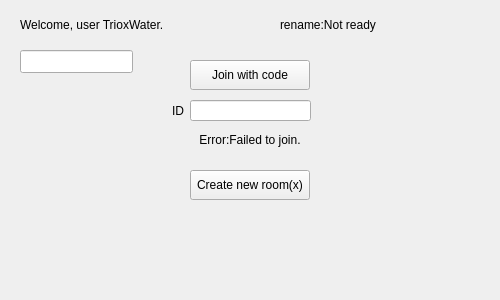
Old version of the form mul_initwidget.ui in the repository StopInvolution/ChineseCheckers.
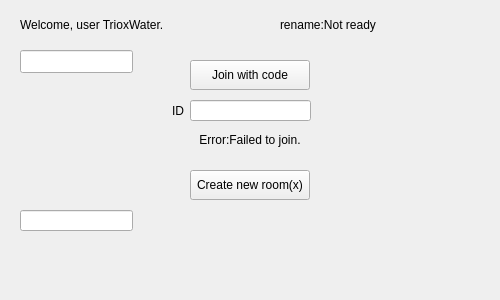
New version of the form.

What changed in the file:
```diff
--- a/mul_initwidget.ui
+++ b/mul_initwidget.ui
@@ -120,6 +120,16 @@
     </rect>
    </property>
   </widget>
+  <widget class="QLineEdit" name="lineEdit_2">
+   <property name="geometry">
+    <rect>
+     <x>20</x>
+     <y>210</y>
+     <width>113</width>
+     <height>21</height>
+    </rect>
+   </property>
+  </widget>
  </widget>
  <resources/>
  <connections/>
```
